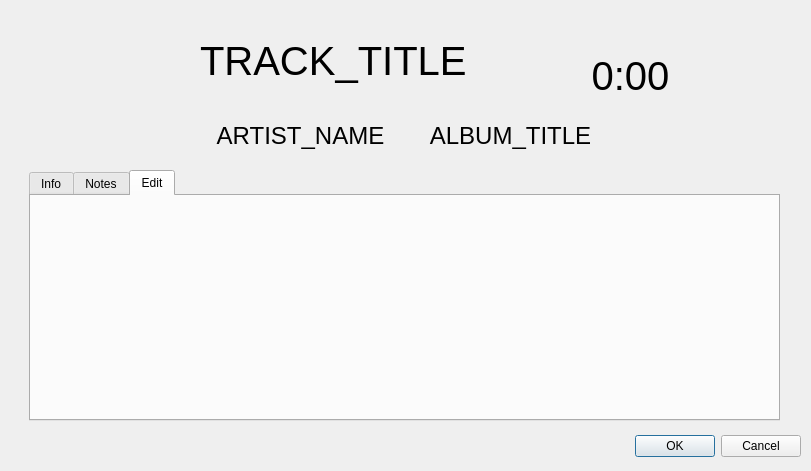
The window that Code/track_popup.ui (salamandarin/Music-Manager) describes before a commit, drawn with Qt 5.
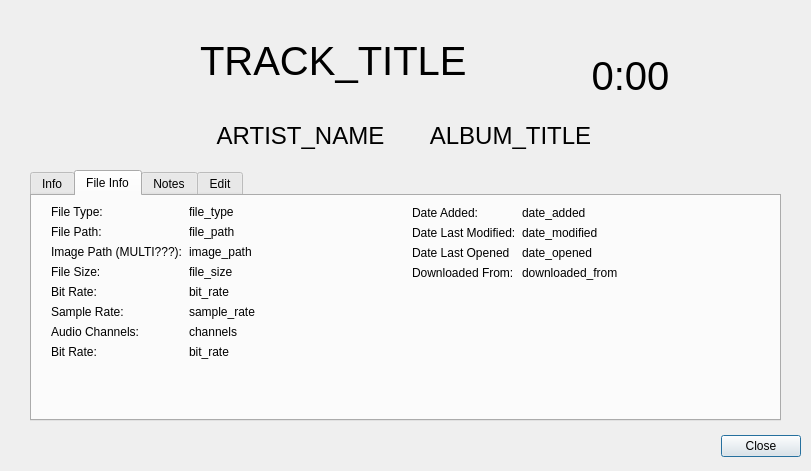
The same window after the commit. The open tabs and pages were chosen to show the change. Icons and pictures are not drawn.

Commit message: added ability to edit title in TrackPopup

Diff of the .ui file:
```diff
--- a/Code/track_popup.ui
+++ b/Code/track_popup.ui
@@ -29,7 +29,7 @@
     <enum>Qt::Orientation::Horizontal</enum>
    </property>
    <property name="standardButtons">
-    <set>QDialogButtonBox::StandardButton::Cancel|QDialogButtonBox::StandardButton::Ok</set>
+    <set>QDialogButtonBox::StandardButton::Close</set>
    </property>
   </widget>
   <widget class="QLabel" name="cover_art">
@@ -135,10 +135,10 @@
     <set>Qt::AlignmentFlag::AlignCenter</set>
    </property>
   </widget>
-  <widget class="QTabWidget" name="edit_tab">
+  <widget class="QTabWidget" name="tabs">
    <property name="geometry">
     <rect>
-     <x>29</x>
+     <x>30</x>
      <y>170</y>
      <width>751</width>
      <height>251</height>
@@ -157,10 +157,10 @@
     <bool>false</bool>
    </property>
    <property name="movable">
-    <bool>true</bool>
+    <bool>false</bool>
    </property>
    <property name="tabBarAutoHide">
-    <bool>true</bool>
+    <bool>false</bool>
    </property>
    <widget class="QWidget" name="info_tab">
     <attribute name="title">
@@ -353,6 +353,206 @@
         <property name="text">
          <string>description</string>
         </property>
+        <property name="alignment">
+         <set>Qt::AlignmentFlag::AlignCenter</set>
+        </property>
+       </widget>
+      </item>
+     </layout>
+    </widget>
+   </widget>
+   <widget class="QWidget" name="file_info_tab">
+    <attribute name="title">
+     <string>File Info</string>
+    </attribute>
+    <widget class="QWidget" name="formLayoutWidget_2">
+     <property name="geometry">
+      <rect>
+       <x>19</x>
+       <y>9</y>
+       <width>361</width>
+       <height>201</height>
+      </rect>
+     </property>
+     <layout class="QFormLayout" name="file_info_layout_left">
+      <item row="0" column="0">
+       <widget class="QLabel" name="file_type_label">
+        <property name="text">
+         <string>File Type:</string>
+        </property>
+       </widget>
+      </item>
+      <item row="0" column="1">
+       <widget class="QLabel" name="file_type">
+        <property name="text">
+         <string>file_type</string>
+        </property>
+       </widget>
+      </item>
+      <item row="1" column="0">
+       <widget class="QLabel" name="file_path_label">
+        <property name="text">
+         <string>File Path:</string>
+        </property>
+       </widget>
+      </item>
+      <item row="1" column="1">
+       <widget class="QLabel" name="file_path">
+        <property name="text">
+         <string>file_path</string>
+        </property>
+       </widget>
+      </item>
+      <item row="2" column="0">
+       <widget class="QLabel" name="image_path_label">
+        <property name="text">
+         <string>Image Path (MULTI???):</string>
+        </property>
+       </widget>
+      </item>
+      <item row="2" column="1">
+       <widget class="QLabel" name="image_path">
+        <property name="text">
+         <string>image_path</string>
+        </property>
+       </widget>
+      </item>
+      <item row="3" column="0">
+       <widget class="QLabel" name="file_size_label">
+        <property name="text">
+         <string>File Size:</string>
+        </property>
+       </widget>
+      </item>
+      <item row="3" column="1">
+       <widget class="QLabel" name="file_size">
+        <property name="text">
+         <string>file_size</string>
+        </property>
+       </widget>
+      </item>
+      <item row="4" column="0">
+       <widget class="QLabel" name="bit_rate_label">
+        <property name="text">
+         <string>Bit Rate:</string>
+        </property>
+       </widget>
+      </item>
+      <item row="4" column="1">
+       <widget class="QLabel" name="bit_rate">
+        <property name="text">
+         <string>bit_rate</string>
+        </property>
+       </widget>
+      </item>
+      <item row="5" column="0">
+       <widget class="QLabel" name="sample_rate_label">
+        <property name="text">
+         <string>Sample Rate:</string>
+        </property>
+       </widget>
+      </item>
+      <item row="5" column="1">
+       <widget class="QLabel" name="sample_rate">
+        <property name="text">
+         <string>sample_rate</string>
+        </property>
+       </widget>
+      </item>
+      <item row="6" column="0">
+       <widget class="QLabel" name="channels_label">
+        <property name="text">
+         <string>Audio Channels:</string>
+        </property>
+       </widget>
+      </item>
+      <item row="6" column="1">
+       <widget class="QLabel" name="channels">
+        <property name="text">
+         <string>channels</string>
+        </property>
+       </widget>
+      </item>
+      <item row="7" column="0">
+       <widget class="QLabel" name="bit_rate_label_4">
+        <property name="text">
+         <string>Bit Rate:</string>
+        </property>
+       </widget>
+      </item>
+      <item row="7" column="1">
+       <widget class="QLabel" name="bit_rate_4">
+        <property name="text">
+         <string>bit_rate</string>
+        </property>
+       </widget>
+      </item>
+     </layout>
+    </widget>
+    <widget class="QWidget" name="formLayoutWidget_3">
+     <property name="geometry">
+      <rect>
+       <x>380</x>
+       <y>10</y>
+       <width>351</width>
+       <height>201</height>
+      </rect>
+     </property>
+     <layout class="QFormLayout" name="file_info_layout_right">
+      <item row="0" column="0">
+       <widget class="QLabel" name="date_added_label">
+        <property name="text">
+         <string>Date Added:</string>
+        </property>
+       </widget>
+      </item>
+      <item row="0" column="1">
+       <widget class="QLabel" name="date_added">
+        <property name="text">
+         <string>date_added</string>
+        </property>
+       </widget>
+      </item>
+      <item row="1" column="0">
+       <widget class="QLabel" name="date_modified_label">
+        <property name="text">
+         <string>Date Last Modified:</string>
+        </property>
+       </widget>
+      </item>
+      <item row="1" column="1">
+       <widget class="QLabel" name="date_modified">
+        <property name="text">
+         <string>date_modified</string>
+        </property>
+       </widget>
+      </item>
+      <item row="2" column="0">
+       <widget class="QLabel" name="date_opened_label">
+        <property name="text">
+         <string>Date Last Opened</string>
+        </property>
+       </widget>
+      </item>
+      <item row="2" column="1">
+       <widget class="QLabel" name="date_opened">
+        <property name="text">
+         <string>date_opened</string>
+        </property>
+       </widget>
+      </item>
+      <item row="3" column="0">
+       <widget class="QLabel" name="downloaded_from_label">
+        <property name="text">
+         <string>Downloaded From:</string>
+        </property>
+       </widget>
+      </item>
+      <item row="3" column="1">
+       <widget class="QLabel" name="downloaded_from">
+        <property name="text">
+         <string>downloaded_from</string>
+        </property>
        </widget>
       </item>
      </layout>
```
Left out of the diff: 141 changed lines with no effect on the pictures. The commit also changes 5 other files.
